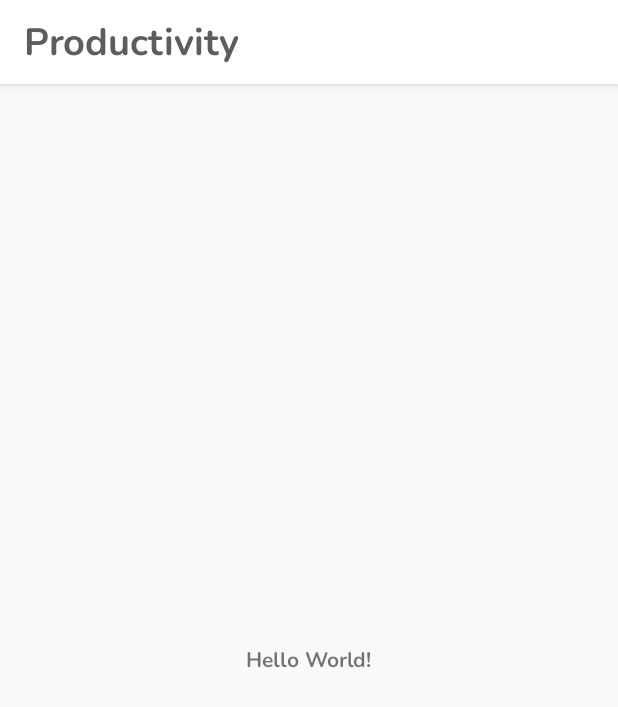
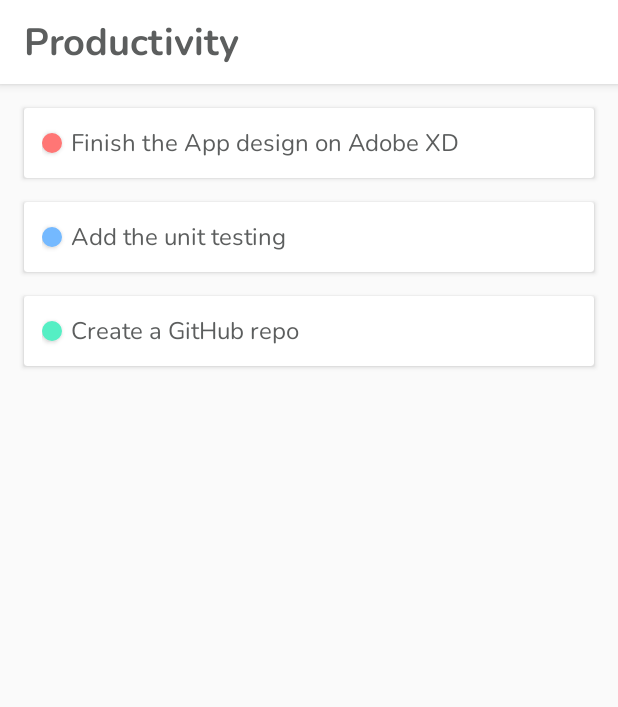
Before and after one commit to Jenil-Vekaria/Todo-Android-App, an Android app: the screen it shows after launch (MainActivity), on a phone screen of 412 x 824 dp. Shown: the top 707 px of the screen. Run offline under Robolectric (Android 15) with nearby library versions, the phone set to English and light mode, and no system bars; our stand-ins replace Room's generated code.

Commit message:
Added the backend Room database

```diff
--- /dev/null
+++ b/app/src/main/java/com/example/todolist/Adapter/TaskAdapter.java
@@ -0,0 +1,60 @@
+package com.example.todolist.Adapter;
+
+import android.content.res.ColorStateList;
+import android.view.LayoutInflater;
+import android.view.View;
+import android.view.ViewGroup;
+import android.widget.Button;
+import android.widget.TextView;
+
+import androidx.annotation.NonNull;
+import androidx.recyclerview.widget.RecyclerView;
+
+import com.example.todolist.Entity.Task;
+import com.example.todolist.R;
+
+import java.util.ArrayList;
+import java.util.List;
+
+public class TaskAdapter extends RecyclerView.Adapter<TaskAdapter.TaskHolder> {
+
+    private List<Task> allTask = new ArrayList<Task>();
+
+    @NonNull
+    @Override
+    public TaskHolder onCreateViewHolder(@NonNull ViewGroup parent, int viewType) {
+        View itemView = LayoutInflater.from(parent.getContext())
+                        .inflate(R.layout.task_item,parent,false);
+        return new TaskHolder(itemView);
+    }
+
+    @Override
+    public void onBindViewHolder(@NonNull TaskHolder holder, int position) {
+        Task currentTask = allTask.get(position);
+        holder.taskDescription.setText(currentTask.getNote());
+        holder.dot.setBackgroundTintList(ColorStateList.valueOf(currentTask.getColor()));
+    }
+
+    @Override
+    public int getItemCount() {
+        return allTask.size();
+    }
+
+    public void setNotes(List<Task> allTask){
+        this.allTask = allTask;
+        notifyDataSetChanged();
+    }
+
+    class TaskHolder extends RecyclerView.ViewHolder{
+
+        private Button dot;
+        private TextView taskDescription;
+
+        public TaskHolder(@NonNull View itemView) {
+            super(itemView);
+            dot = itemView.findViewById(R.id.dot);
+            taskDescription = itemView.findViewById(R.id.taskDescription);
+        }
+    }
+
+}
--- /dev/null
+++ b/app/src/main/java/com/example/todolist/DAO/TaskDao.java
@@ -0,0 +1,33 @@
+package com.example.todolist.DAO;
+
+import androidx.lifecycle.LiveData;
+import androidx.room.Dao;
+import androidx.room.Delete;
+import androidx.room.Insert;
+import androidx.room.Query;
+import androidx.room.Update;
+
+
+import com.example.todolist.Entity.Task;
+
+import java.util.List;
+
+@Dao
+public interface TaskDao {
+
+    @Insert
+    void insert(Task task);
+
+    @Update
+    void update(Task project);
+
+    @Delete
+    void delete(Task task);
+
+    @Query("DELETE FROM task_table")
+    void deleteAllTasks();
+
+    @Query("SELECT * FROM task_table")
+    LiveData<List<Task>> getAllTasks();
+
+}
--- /dev/null
+++ b/app/src/main/java/com/example/todolist/Database/TodoDatabase.java
@@ -0,0 +1,62 @@
+package com.example.todolist.Database;
+
+import android.content.Context;
+import android.graphics.Color;
+import android.os.AsyncTask;
+
+import androidx.annotation.NonNull;
+import androidx.room.Database;
+import androidx.room.Room;
+import androidx.room.RoomDatabase;
+import androidx.sqlite.db.SupportSQLiteDatabase;
+
+import com.example.todolist.DAO.TaskDao;
+import com.example.todolist.Entity.Task;
+
+@Database(entities = {Task.class}, version = 1)
+public abstract class TodoDatabase extends RoomDatabase {
+
+    private static TodoDatabase instance;
+
+    public abstract TaskDao taskDao();
+
+
+    public static synchronized TodoDatabase getInstance(Context context){
+
+        if(instance == null){
+            instance = Room.databaseBuilder(context.getApplicationContext(),
+                    TodoDatabase.class, "todo_database")
+                            .fallbackToDestructiveMigration()
+                            .addCallback(roomCallBack)
+                            .build();
+        }
+
+        return instance;
+    }
+
+//    Populate the database
+
+    private static RoomDatabase.Callback roomCallBack = new RoomDatabase.Callback(){
+        @Override
+        public void onCreate(@NonNull SupportSQLiteDatabase db) {
+            super.onCreate(db);
+            new PopulateDBAsyncTask(instance).execute();
+        }
+    };
+
+    private static class PopulateDBAsyncTask extends AsyncTask<Void,Void,Void>{
+        private TaskDao taskDao;
+
+
+        private PopulateDBAsyncTask(TodoDatabase db){
+            this.taskDao = db.taskDao();
+        }
+        @Override
+        protected Void doInBackground(Void... voids) {
+            taskDao.insert(new Task(-1,"Finish the App design on Adobe XD", Color.parseColor("#FF7675")));
+            taskDao.insert(new Task(-1,"Add the unit testing", Color.parseColor("#74B9FF")));
+            taskDao.insert(new Task(-1,"Create a GitHub repo", Color.parseColor("#55EFC4")));
+            return null;
+        }
+    }
+}
--- /dev/null
+++ b/app/src/main/java/com/example/todolist/Entity/Task.java
@@ -0,0 +1,70 @@
+package com.example.todolist.Entity;
+
+import androidx.room.Entity;
+import androidx.room.ForeignKey;
+import androidx.room.PrimaryKey;
+
+@Entity(tableName = "task_table")
+//foreignKeys = @ForeignKey(entity = Project.class,
+//        parentColumns = "projectID",
+//        childColumns = "projectID",
+//        onDelete = ForeignKey.CASCADE)
+public class Task {
+
+    @PrimaryKey(autoGenerate = true)
+    private int taskID;
+
+    private int projectID = -1;
+
+    private String note;
+
+    private int color;
+
+    private boolean isDone = false;
+
+    public Task(int projectID, String note, int color) {
+        this.projectID = projectID;
+        this.note = note;
+        this.color = color;
+    }
+
+    public int getTaskID() {
+        return taskID;
+    }
+
+    public void setTaskID(int taskID) {
+        this.taskID = taskID;
+    }
+
+    public int getProjectID() {
+        return projectID;
+    }
+
+    public void setProjectID(int projectID) {
+        this.projectID = projectID;
+    }
+
+    public String getNote() {
+        return note;
+    }
+
+    public void setNote(String note) {
+        this.note = note;
+    }
+
+    public int getColor() {
+        return color;
+    }
+
+    public void setColor(int color) {
+        this.color = color;
+    }
+
+    public boolean isDone() {
+        return isDone;
+    }
+
+    public void setDone(boolean done) {
+        isDone = done;
+    }
+}
--- a/app/src/main/java/com/example/todolist/MainActivity.java
+++ b/app/src/main/java/com/example/todolist/MainActivity.java
@@ -1,14 +1,45 @@
 package com.example.todolist;
 
 import androidx.appcompat.app.AppCompatActivity;
+import androidx.lifecycle.Observer;
+import androidx.lifecycle.ViewModelProvider;
+import androidx.recyclerview.widget.LinearLayoutManager;
+import androidx.recyclerview.widget.RecyclerView;
 
 import android.os.Bundle;
+import android.widget.Toast;
+
+import com.example.todolist.Adapter.TaskAdapter;
+import com.example.todolist.Entity.Task;
+import com.example.todolist.ViewModel.TodoViewModel;
+
+import java.util.List;
 
 public class MainActivity extends AppCompatActivity {
+
+    private TodoViewModel todoViewModel;
 
     @Override
     protected void onCreate(Bundle savedInstanceState) {
         super.onCreate(savedInstanceState);
         setContentView(R.layout.activity_main);
+
+        RecyclerView recyclerView = findViewById(R.id.recylerView);
+        recyclerView.setLayoutManager(new LinearLayoutManager(this));
+        recyclerView.setHasFixedSize(true);
+
+        final TaskAdapter adapter = new TaskAdapter();
+        recyclerView.setAdapter(adapter);
+
+        todoViewModel = new ViewModelProvider(this,
+                            ViewModelProvider.AndroidViewModelFactory.getInstance(this.getApplication())).get(TodoViewModel.class);
+
+        todoViewModel.getAllTasks().observe(this, new Observer<List<Task>>() {
+            @Override
+            public void onChanged(List<Task> tasks) {
+                //Update the Recylerview here
+                adapter.setNotes(tasks);
+            }
+        });
     }
 }
--- /dev/null
+++ b/app/src/main/java/com/example/todolist/ViewModel/TodoViewModel.java
@@ -0,0 +1,43 @@
+package com.example.todolist.ViewModel;
+
+import android.app.Application;
+
+import androidx.annotation.NonNull;
+import androidx.lifecycle.AndroidViewModel;
+import androidx.lifecycle.LiveData;
+
+import com.example.todolist.Entity.Task;
+import com.example.todolist.Repository.TaskRepository;
+
+import java.util.List;
+
+public class TodoViewModel extends AndroidViewModel {
+
+    private TaskRepository taskRepository;
+    private LiveData<List<Task>> allTasks;
+
+    public TodoViewModel(@NonNull Application application) {
+        super(application);
+        taskRepository = new TaskRepository(application);
+        allTasks = taskRepository.getAllTasks();
+    }
+
+    public void insert(Task task){
+        taskRepository.insert(task);
+    }
+    public void update(Task task){
+        taskRepository.update(task);
+    }
+
+    public void delete(Task task){
+        taskRepository.delete(task);
+    }
+
+    public void deleteAllTasks(){
+        taskRepository.deleteAllTasks();
+    }
+
+    public LiveData<List<Task>> getAllTasks(){
+        return taskRepository.getAllTasks();
+    }
+}
--- /dev/null
+++ b/app/src/main/res/drawable/round_button.xml
@@ -0,0 +1,5 @@
+<?xml version="1.0" encoding="utf-8"?>
+<shape xmlns:android="http://schemas.android.com/apk/res/android">
+    <corners android:radius="20dp" ></corners>
+    <solid android:color="@android:color/white"></solid>
+</shape>
--- a/app/src/main/res/layout/activity_main.xml
+++ b/app/src/main/res/layout/activity_main.xml
@@ -6,14 +6,13 @@
     android:layout_height="match_parent"
     tools:context=".MainActivity">
 
-    <TextView
-        android:layout_width="wrap_content"
-        android:layout_height="wrap_content"
-        android:fontFamily="@font/nunito_bold"
-        android:text="Hello World!"
+    <androidx.recyclerview.widget.RecyclerView
+        android:id="@+id/recylerView"
+        android:layout_width="0dp"
+        android:layout_height="0dp"
         app:layout_constraintBottom_toBottomOf="parent"
-        app:layout_constraintLeft_toLeftOf="parent"
-        app:layout_constraintRight_toRightOf="parent"
-        app:layout_constraintTop_toTopOf="parent" />
-
+        app:layout_constraintEnd_toEndOf="parent"
+        app:layout_constraintStart_toStartOf="parent"
+        app:layout_constraintTop_toTopOf="parent"
+        tools:listitem="@layout/task_item" />
 </androidx.constraintlayout.widget.ConstraintLayout>
--- /dev/null
+++ b/app/src/main/res/layout/project_item.xml
@@ -0,0 +1,5 @@
+<?xml version="1.0" encoding="utf-8"?>
+<androidx.cardview.widget.CardView xmlns:android="http://schemas.android.com/apk/res/android"
+    android:layout_width="match_parent" android:layout_height="match_parent">
+
+</androidx.cardview.widget.CardView>
--- /dev/null
+++ b/app/src/main/res/layout/task_item.xml
@@ -0,0 +1,37 @@
+<?xml version="1.0" encoding="utf-8"?>
+<androidx.cardview.widget.CardView xmlns:android="http://schemas.android.com/apk/res/android"
+    android:id="@+id/taskItem"
+    android:layout_width="match_parent"
+    android:layout_height="wrap_content"
+    android:layout_marginStart="16dp"
+    android:layout_marginTop="16dp"
+    android:layout_marginEnd="16dp">
+
+
+    <LinearLayout
+        android:layout_width="match_parent"
+        android:layout_height="wrap_content"
+        android:orientation="horizontal"
+        android:padding="12dp">
+
+        <Button
+            android:id="@+id/dot"
+            android:layout_width="13dp"
+            android:layout_height="13dp"
+            android:layout_gravity="center_vertical"
+            android:background="@drawable/round_button"
+            android:backgroundTint="@color/design_default_color_secondary" />
+
+        <TextView
+            android:id="@+id/taskDescription"
+            android:layout_width="wrap_content"
+            android:layout_height="wrap_content"
+            android:layout_marginLeft="6dp"
+            android:ellipsize="end"
+            android:fontFamily="@font/nunito"
+            android:maxLines="1"
+            android:text="Finish the App design on Adobe XD Finish the App design on Adobe XD"
+            android:textColor="@color/colorTitle"
+            android:textSize="16sp" />
+    </LinearLayout>
+</androidx.cardview.widget.CardView>
```
Also changed, not shown: app/build.gradle (+12 -0 lines), app/src/main/java/com/example/todolist/DAO/ProjectDao.java (added, +35 -0 lines), app/src/main/java/com/example/todolist/Entity/Project.java (added, +46 -0 lines), app/src/main/java/com/example/todolist/Repository/TaskRepository.java (added, +101 -0 lines).
